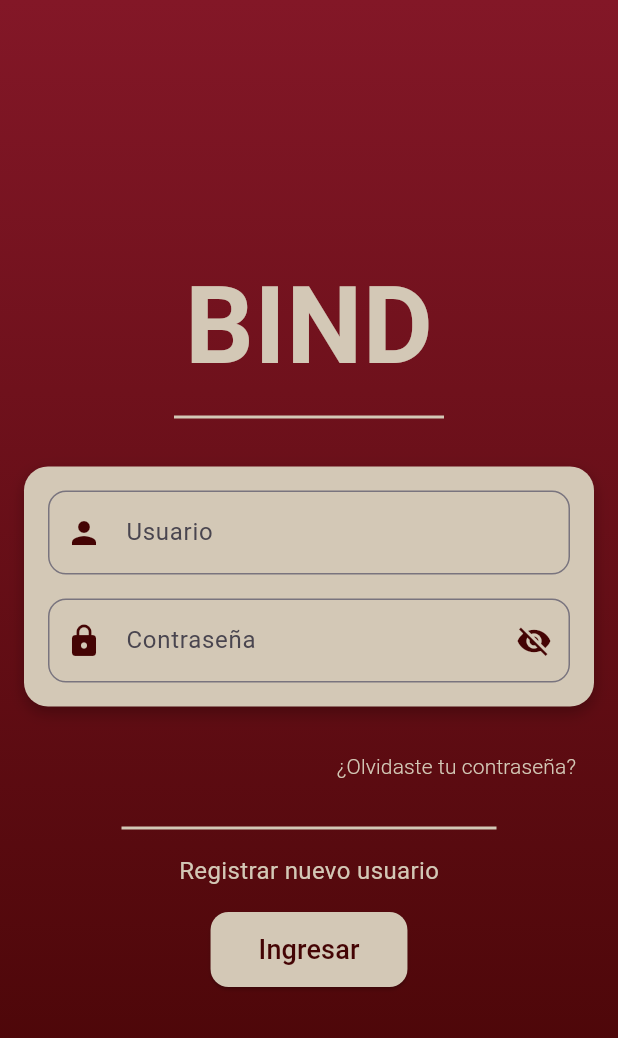
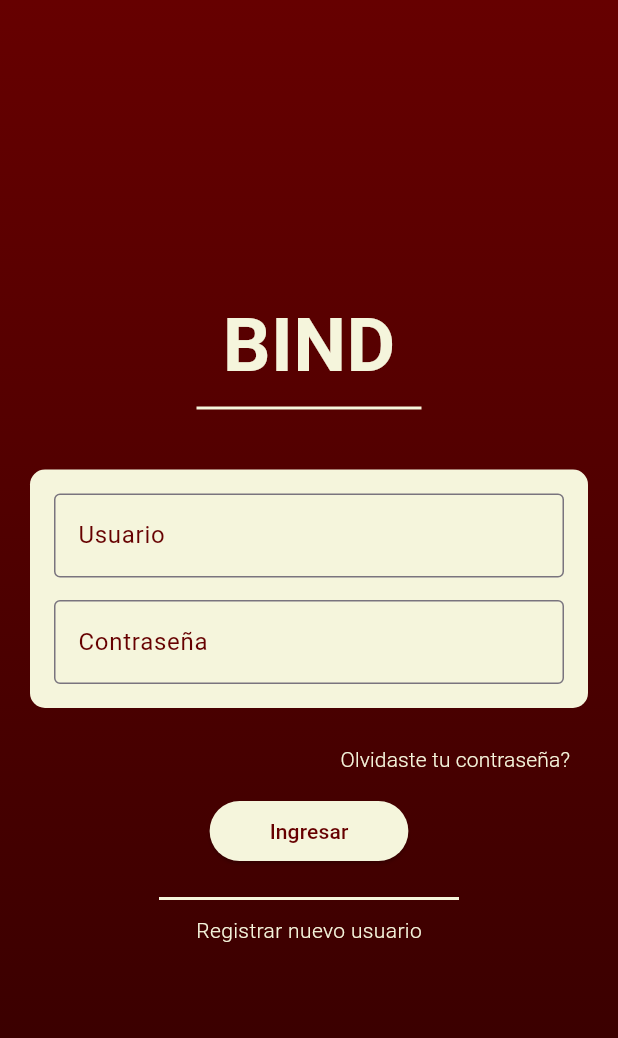
Before and after one commit to sab1103b/bild-flutter, a Flutter app: the screen it shows after launch, on a phone screen of 412 x 824 dp. Shown: the top 1038 px of the screen. Run offline on Flutter 3.47's test engine with Material 3 defaults, Android fonts, the phone set to English and light mode, and no system bars; our stand-ins replace firebase_core; accounts and stored records are empty.

Commit message:
login mejora

```diff
--- a/lib/screens/LOGIN.dart
+++ b/lib/screens/LOGIN.dart
@@ -1,164 +1,123 @@
 import 'package:flutter/material.dart';
 
-class Login extends StatefulWidget {
+class Login extends StatelessWidget {
   const Login({super.key});
 
   @override
-  _LoginScreenState createState() => _LoginScreenState();
-}
-
-class _LoginScreenState extends State<Login> {
-  // Controlador de texto para la contraseña
-  final TextEditingController _passwordController = TextEditingController();
-  // Estado para saber si la contraseña está visible o no
-  bool _obscurePassword = true;
-
-  @override
   Widget build(BuildContext context) {
-    // Define los colores vinotinto claro y oscuro, y beige
-    final Color vinotintoClaro = const Color.fromARGB(255, 131, 23, 39); // Vinotinto claro
-    final Color vinotintoOscuro = const Color.fromARGB(255, 68, 4, 4); // Vinotinto oscuro
-    final Color beigeClaro = const Color.fromARGB(255,211,200,182); // Beige claro
+    final Color vinotintoOscuro = const Color(0xFF660000);
+    final Color beigeClaro = const Color(0xFFF5F5DC);
 
     return Scaffold(
-      // Fondo con gradiente de vinotinto claro a oscuro
       body: Container(
-        decoration: BoxDecoration(
+        decoration: const BoxDecoration(
           gradient: LinearGradient(
+            colors: [Color(0xFF660000), Color(0xFF330000)], // Gradiente vinotinto
             begin: Alignment.topCenter,
             end: Alignment.bottomCenter,
-            colors: [vinotintoClaro, vinotintoOscuro], // Gradiente de vinotinto
           ),
         ),
-        child: Center(
-          child: SingleChildScrollView(
-            padding: const EdgeInsets.all(16.0),
+        child: Padding(
+          padding: const EdgeInsets.all(20.0),
           child: Column(
             mainAxisAlignment: MainAxisAlignment.center,
             children: [
-                // Título central con color beige, más grande y en negrita
+              // Título BIND
+              Column(
+                children: [
                   Text(
                     'BIND',
                     style: TextStyle(
-                    fontSize: 72.0, // Aumentado el tamaño del título
-                    fontWeight: FontWeight.bold, // Más negrita
-                    color: beigeClaro, // Título en beige
+                      fontSize: 50.0,
+                      fontWeight: FontWeight.bold,
+                      color: beigeClaro,
                     ),
                   ),
-                const SizedBox(height: 8.0), // Menos espacio entre el título y la línea
-                // Línea separadora más cerca del título
+                  const SizedBox(height: 5),
                   Container(
-                  width: 180.0, // Ancho más corto que el título
-                  height: 2.0,
-                  color: beigeClaro, // Línea de color beige
-                ),
-                const SizedBox(height: 32.0),
-                // Contenedor para inputs más pequeño, con fondo beige
-                Container(
-                  padding: const EdgeInsets.all(16.0),
-                  decoration: BoxDecoration(
-                    color: beigeClaro, // Fondo beige
-                    borderRadius: BorderRadius.circular(16.0),
-                    boxShadow: const [
-                      BoxShadow(
-                        color: Colors.black26,
-                        blurRadius: 8.0,
-                        offset: Offset(0, 4),
+                    width: 150,
+                    height: 2,
+                    color: beigeClaro,
                   ),
                 ],
               ),
+              const SizedBox(height: 40),
+              // Contenedor con usuario y contraseña
+              Container(
+                padding: const EdgeInsets.all(16),
+                decoration: BoxDecoration(
+                  color: beigeClaro,
+                  borderRadius: BorderRadius.circular(10),
+                ),
                 child: Column(
                   children: [
-                      // Campo de usuario con icono de vinotinto
                     TextField(
                       decoration: InputDecoration(
                         labelText: 'Usuario',
-                          prefixIcon: Icon(Icons.person, color: vinotintoOscuro),
-                          border: OutlineInputBorder(
-                            borderRadius: BorderRadius.circular(12.0),
+                        labelStyle: TextStyle(color: vinotintoOscuro),
+                        border: const OutlineInputBorder(),
                       ),
                     ),
-                      ),
-                      const SizedBox(height: 16.0),
-                      // Campo de contraseña con opción de ver/ocultar
+                    const SizedBox(height: 15),
                     TextField(
-                        controller: _passwordController,
-                        obscureText: _obscurePassword, // Si está true, oculta la contraseña
+                      obscureText: true,
                       decoration: InputDecoration(
                         labelText: 'Contraseña',
-                          prefixIcon: Icon(Icons.lock, color: vinotintoOscuro),
-                          suffixIcon: IconButton(
-                            icon: Icon(
-                              _obscurePassword ? Icons.visibility_off : Icons.visibility,
-                              color: vinotintoOscuro,
-                            ),
-                            onPressed: () {
-                              setState(() {
-                                _obscurePassword = !_obscurePassword; // Alternar visibilidad
-                              });
-                            },
-                          ),
-                          border: OutlineInputBorder(
-                            borderRadius: BorderRadius.circular(12.0),
-                          ),
+                        labelStyle: TextStyle(color: vinotintoOscuro),
+                        border: const OutlineInputBorder(),
                       ),
                     ),
                   ],
                 ),
               ),
-                const SizedBox(height: 16.0),
-                // Texto "Olvidaste tu contraseña" a la derecha con fuente light
+              const SizedBox(height: 10),
+              // Olvidaste tu contraseña
               Align(
                 alignment: Alignment.centerRight,
                 child: TextButton(
-                    onPressed: () {
-                      // Aquí iría la navegación al cambio de contraseña
-                    },
+                  onPressed: () {},
                   child: Text(
-                      '¿Olvidaste tu contraseña?',
+                    'Olvidaste tu contraseña?',
                     style: TextStyle(
-                        color: beigeClaro, // Texto beige
-                        fontWeight: FontWeight.w300, // Fuente más ligera
+                      color: beigeClaro,
+                      fontWeight: FontWeight.w300,
                     ),
                   ),
                 ),
               ),
-                const SizedBox(height: 16.0),
-                // Línea separadora más larga
+              // Botón de Ingreso
+              ElevatedButton(
+                style: ElevatedButton.styleFrom(
+                  backgroundColor: beigeClaro,
+                  foregroundColor: vinotintoOscuro,
+                  padding: const EdgeInsets.symmetric(
+                    vertical: 10,
+                    horizontal: 40,
+                  ),
+                ),
+                onPressed: () {
+                  Navigator.pushNamed(context, '/fyp');
+                },
+                child: const Text('Ingresar'),
+              ),
+              const SizedBox(height: 20),
+              // Línea divisoria
               Container(
-                  width: 250.0, // Línea más larga
-                  height: 2.0,
-                  color: beigeClaro, // Línea de color beige
+                width: 200,
+                height: 2,
+                color: beigeClaro,
               ),
-                const SizedBox(height: 16.0),
-                // Texto "Registrar nuevo usuario"
-                Text(
+              const SizedBox(height: 10),
+              // Registrar nuevo usuario
+              GestureDetector(
+                onTap: () {
+                  Navigator.pushNamed(context, '/Crear');
+                },
+                child: Text(
                   'Registrar nuevo usuario',
                   style: TextStyle(
-                    color: beigeClaro, // Texto en beige
-                    fontWeight: FontWeight.normal, // Fuente normal
-                    fontSize: 16.0, // Tamaño de texto
-                  ),
-                ),
-                const SizedBox(height: 16.0),
-                // Botón de ingreso con fondo beige y texto vinotinto
-                ElevatedButton(
-                  onPressed: () {
-                    // Redirecciona a FYP
-                    Navigator.pushNamed(context, '/fyp');
-                  },
-                  style: ElevatedButton.styleFrom(
-                    backgroundColor: beigeClaro, // Fondo beige
-                    padding: const EdgeInsets.symmetric(horizontal: 32.0, vertical: 12.0),
-                    shape: RoundedRectangleBorder(
-                      borderRadius: BorderRadius.circular(12.0),
-                    ),
-                  ),
-                  child: Text(
-                    'Ingresar',
-                    style: TextStyle(
-                      fontSize: 18.0,
-                      color: vinotintoOscuro, // Texto vinotinto oscuro
+                    color: beigeClaro,
+                    fontWeight: FontWeight.w300,
                   ),
                 ),
               ),
@@ -166,7 +125,6 @@ class _LoginScreenState extends State<Login> {
           ),
         ),
       ),
-      ),
     );
   }
 }
```
Lines whose indentation alone changed are shown as unchanged.
